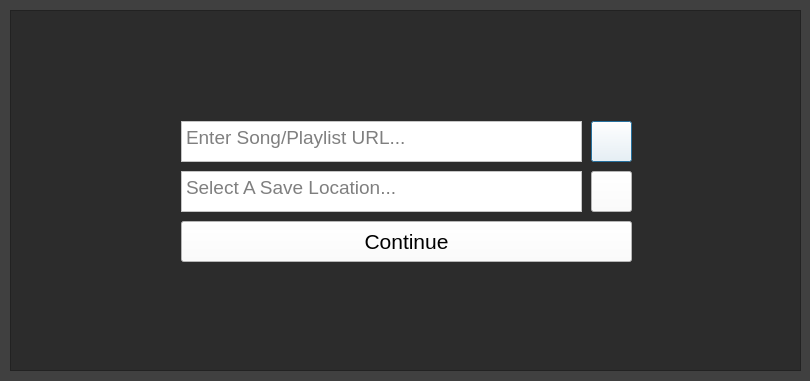
Qt form Spotify Downloader/SpotifyDownloader.ui (WilliamSchack/Spotify-Downloader) before a commit.
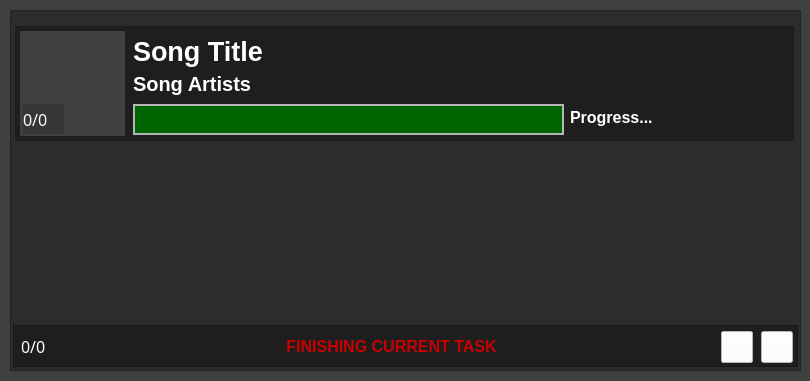
The same form after that commit. Icons and pictures are not drawn. Custom widgets are drawn as their Qt base class.

```diff
--- a/Spotify Downloader/SpotifyDownloader.ui
+++ b/Spotify Downloader/SpotifyDownloader.ui
@@ -59,7 +59,7 @@
     <enum>QFrame::Raised</enum>
    </property>
    <property name="currentIndex">
-    <number>0</number>
+    <number>2</number>
    </property>
    <widget class="QWidget" name="SetupScreen">
     <widget class="QPlainTextEdit" name="PlaylistURLInput">
@@ -564,6 +564,388 @@
     <zorder>SongTitle</zorder>
     <zorder>SongCount</zorder>
    </widget>
+   <widget class="QWidget" name="NewProcessing">
+    <widget class="QLabel" name="PauseWarning_2">
+     <property name="geometry">
+      <rect>
+       <x>60</x>
+       <y>320</y>
+       <width>641</width>
+       <height>30</height>
+      </rect>
+     </property>
+     <property name="font">
+      <font>
+       <family>Segoe UI</family>
+       <pointsize>12</pointsize>
+       <bold>true</bold>
+      </font>
+     </property>
+     <property name="styleSheet">
+      <string notr="true">color: rgb(200, 0, 0);
+background-color: rgb(30, 30, 30);</string>
+     </property>
+     <property name="text">
+      <string>FINISHING CURRENT TASK</string>
+     </property>
+     <property name="alignment">
+      <set>Qt::AlignCenter</set>
+     </property>
+    </widget>
+    <widget class="QPushButton" name="PlayButton_2">
+     <property name="enabled">
+      <bool>true</bool>
+     </property>
+     <property name="geometry">
+      <rect>
+       <x>710</x>
+       <y>320</y>
+       <width>32</width>
+       <height>32</height>
+      </rect>
+     </property>
+     <property name="font">
+      <font>
+       <family>Segoe UI</family>
+       <pointsize>16</pointsize>
+      </font>
+     </property>
+     <property name="styleSheet">
+      <string notr="true">background-color: rgb(255, 255, 255);</string>
+     </property>
+     <property name="text">
+      <string/>
+     </property>
+     <property name="icon">
+      <iconset>
+       <normalon>:/SpotifyDownloader/PlayButton.png</normalon>
+      </iconset>
+     </property>
+     <property name="iconSize">
+      <size>
+       <width>25</width>
+       <height>25</height>
+      </size>
+     </property>
+     <property name="autoDefault">
+      <bool>false</bool>
+     </property>
+     <property name="default">
+      <bool>false</bool>
+     </property>
+     <property name="flat">
+      <bool>false</bool>
+     </property>
+    </widget>
+    <widget class="QPushButton" name="SettingsButton_3">
+     <property name="enabled">
+      <bool>true</bool>
+     </property>
+     <property name="geometry">
+      <rect>
+       <x>750</x>
+       <y>320</y>
+       <width>32</width>
+       <height>32</height>
+      </rect>
+     </property>
+     <property name="font">
+      <font>
+       <family>Segoe UI</family>
+       <pointsize>16</pointsize>
+      </font>
+     </property>
+     <property name="styleSheet">
+      <string notr="true">background-color: rgb(255, 255, 255);</string>
+     </property>
+     <property name="text">
+      <string/>
+     </property>
+     <property name="icon">
+      <iconset>
+       <normalon>:/SpotifyDownloader/SettingsCog.png</normalon>
+      </iconset>
+     </property>
+     <property name="iconSize">
+      <size>
+       <width>25</width>
+       <height>25</height>
+      </size>
+     </property>
+     <property name="autoDefault">
+      <bool>false</bool>
+     </property>
+     <property name="default">
+      <bool>false</bool>
+     </property>
+     <property name="flat">
+      <bool>false</bool>
+     </property>
+    </widget>
+    <widget class="QLabel" name="SongCount_2">
+     <property name="geometry">
+      <rect>
+       <x>10</x>
+       <y>320</y>
+       <width>41</width>
+       <height>30</height>
+      </rect>
+     </property>
+     <property name="font">
+      <font>
+       <family>Impact</family>
+       <pointsize>12</pointsize>
+       <bold>false</bold>
+      </font>
+     </property>
+     <property name="styleSheet">
+      <string notr="true">background-color: rgb(30, 30, 30);
+color: rgb(255, 255, 255);</string>
+     </property>
+     <property name="text">
+      <string>0/0</string>
+     </property>
+     <property name="margin">
+      <number>5</number>
+     </property>
+    </widget>
+    <widget class="QPushButton" name="PauseButton_2">
+     <property name="geometry">
+      <rect>
+       <x>710</x>
+       <y>320</y>
+       <width>32</width>
+       <height>32</height>
+      </rect>
+     </property>
+     <property name="font">
+      <font>
+       <family>Segoe UI</family>
+       <pointsize>16</pointsize>
+      </font>
+     </property>
+     <property name="styleSheet">
+      <string notr="true">background-color: rgb(255, 255, 255);</string>
+     </property>
+     <property name="text">
+      <string/>
+     </property>
+     <property name="icon">
+      <iconset>
+       <normalon>:/SpotifyDownloader/Pause_Icon.png</normalon>
+      </iconset>
+     </property>
+     <property name="iconSize">
+      <size>
+       <width>25</width>
+       <height>25</height>
+      </size>
+     </property>
+     <property name="autoDefault">
+      <bool>false</bool>
+     </property>
+     <property name="default">
+      <bool>false</bool>
+     </property>
+     <property name="flat">
+      <bool>false</bool>
+     </property>
+    </widget>
+    <widget class="QFrame" name="BottomBacking">
+     <property name="geometry">
+      <rect>
+       <x>2</x>
+       <y>314</y>
+       <width>785</width>
+       <height>42</height>
+      </rect>
+     </property>
+     <property name="styleSheet">
+      <string notr="true">background-color: rgb(30, 30, 30);</string>
+     </property>
+     <property name="frameShape">
+      <enum>QFrame::StyledPanel</enum>
+     </property>
+     <property name="frameShadow">
+      <enum>QFrame::Raised</enum>
+     </property>
+    </widget>
+    <widget class="DownloaderThread" name="SongBacking" native="true">
+     <property name="geometry">
+      <rect>
+       <x>4</x>
+       <y>15</y>
+       <width>779</width>
+       <height>115</height>
+      </rect>
+     </property>
+     <property name="styleSheet">
+      <string notr="true">background-color: rgb(30, 30, 30);</string>
+     </property>
+     <widget class="QLabel" name="SongTitle_2">
+      <property name="geometry">
+       <rect>
+        <x>118</x>
+        <y>5</y>
+        <width>651</width>
+        <height>41</height>
+       </rect>
+      </property>
+      <property name="font">
+       <font>
+        <family>Segoe UI</family>
+        <pointsize>20</pointsize>
+        <bold>true</bold>
+       </font>
+      </property>
+      <property name="styleSheet">
+       <string notr="true">color: rgb(255, 255, 255);
+background-color: rgb(30, 30, 30);</string>
+      </property>
+      <property name="text">
+       <string>Song Title</string>
+      </property>
+     </widget>
+     <widget class="QLabel" name="SongImage_2">
+      <property name="geometry">
+       <rect>
+        <x>5</x>
+        <y>5</y>
+        <width>105</width>
+        <height>105</height>
+       </rect>
+      </property>
+      <property name="styleSheet">
+       <string notr="true">background-color: rgb(64, 64, 64);</string>
+      </property>
+      <property name="text">
+       <string/>
+      </property>
+      <property name="scaledContents">
+       <bool>false</bool>
+      </property>
+     </widget>
+     <widget class="QLabel" name="SongCount_3">
+      <property name="geometry">
+       <rect>
+        <x>8</x>
+        <y>78</y>
+        <width>41</width>
+        <height>30</height>
+       </rect>
+      </property>
+      <property name="font">
+       <font>
+        <family>Impact</family>
+        <pointsize>12</pointsize>
+        <bold>false</bold>
+       </font>
+      </property>
+      <property name="styleSheet">
+       <string notr="true">background-color: rgb(64, 64, 64);
+background-color: rgb(54, 54, 54);
+color: rgb(255, 255, 255);</string>
+      </property>
+      <property name="text">
+       <string>0/0</string>
+      </property>
+      <property name="margin">
+       <number>5</number>
+      </property>
+     </widget>
+     <widget class="QLabel" name="ProgressLabel_2">
+      <property name="geometry">
+       <rect>
+        <x>555</x>
+        <y>76</y>
+        <width>211</width>
+        <height>31</height>
+       </rect>
+      </property>
+      <property name="font">
+       <font>
+        <family>Segoe UI</family>
+        <pointsize>12</pointsize>
+        <bold>true</bold>
+       </font>
+      </property>
+      <property name="styleSheet">
+       <string notr="true">color: rgb(255, 255, 255);
+background-color: rgb(30, 30, 30);</string>
+      </property>
+      <property name="text">
+       <string>Progress...</string>
+      </property>
+      <property name="alignment">
+       <set>Qt::AlignLeading|Qt::AlignLeft|Qt::AlignVCenter</set>
+      </property>
+     </widget>
+     <widget class="QWidget" name="ProgressBar_Back_2" native="true">
+      <property name="geometry">
+       <rect>
+        <x>118</x>
+        <y>78</y>
+        <width>431</width>
+        <height>31</height>
+       </rect>
+      </property>
+      <property name="styleSheet">
+       <string notr="true">background-color: rgb(182, 182, 182);</string>
+      </property>
+     </widget>
+     <widget class="QWidget" name="ProgressBar_Front_2" native="true">
+      <property name="geometry">
+       <rect>
+        <x>120</x>
+        <y>80</y>
+        <width>427</width>
+        <height>27</height>
+       </rect>
+      </property>
+      <property name="styleSheet">
+       <string notr="true">background-color: rgb(0, 100, 0);</string>
+      </property>
+     </widget>
+     <widget class="QLabel" name="SongArtists_2">
+      <property name="geometry">
+       <rect>
+        <x>118</x>
+        <y>42</y>
+        <width>651</width>
+        <height>31</height>
+       </rect>
+      </property>
+      <property name="font">
+       <font>
+        <family>Segoe UI</family>
+        <pointsize>15</pointsize>
+        <bold>true</bold>
+       </font>
+      </property>
+      <property name="styleSheet">
+       <string notr="true">color: rgb(255, 255, 255);
+background-color: rgb(30, 30, 30);</string>
+      </property>
+      <property name="text">
+       <string>Song Artists</string>
+      </property>
+     </widget>
+     <zorder>SongImage_2</zorder>
+     <zorder>SongCount_3</zorder>
+     <zorder>ProgressLabel_2</zorder>
+     <zorder>ProgressBar_Back_2</zorder>
+     <zorder>ProgressBar_Front_2</zorder>
+     <zorder>SongArtists_2</zorder>
+     <zorder>SongTitle_2</zorder>
+    </widget>
+    <zorder>SongBacking</zorder>
+    <zorder>BottomBacking</zorder>
+    <zorder>PauseWarning_2</zorder>
+    <zorder>PlayButton_2</zorder>
+    <zorder>SettingsButton_3</zorder>
+    <zorder>PauseButton_2</zorder>
+    <zorder>SongCount_2</zorder>
+   </widget>
    <widget class="QWidget" name="CompletedScreen">
     <widget class="QLabel" name="CompletedLabel_2">
      <property name="geometry">
@@ -1079,6 +1461,12 @@
    <extends>QPushButton</extends>
    <header>CustomWidgets.h</header>
   </customwidget>
+  <customwidget>
+   <class>DownloaderThread</class>
+   <extends>QWidget</extends>
+   <header>CustomWidgets.h</header>
+   <container>1</container>
+  </customwidget>
  </customwidgets>
  <resources>
   <include location="SpotifyDownloader.qrc"/>
```
Left out of the diff: 99 changed lines with no effect on the pictures.
